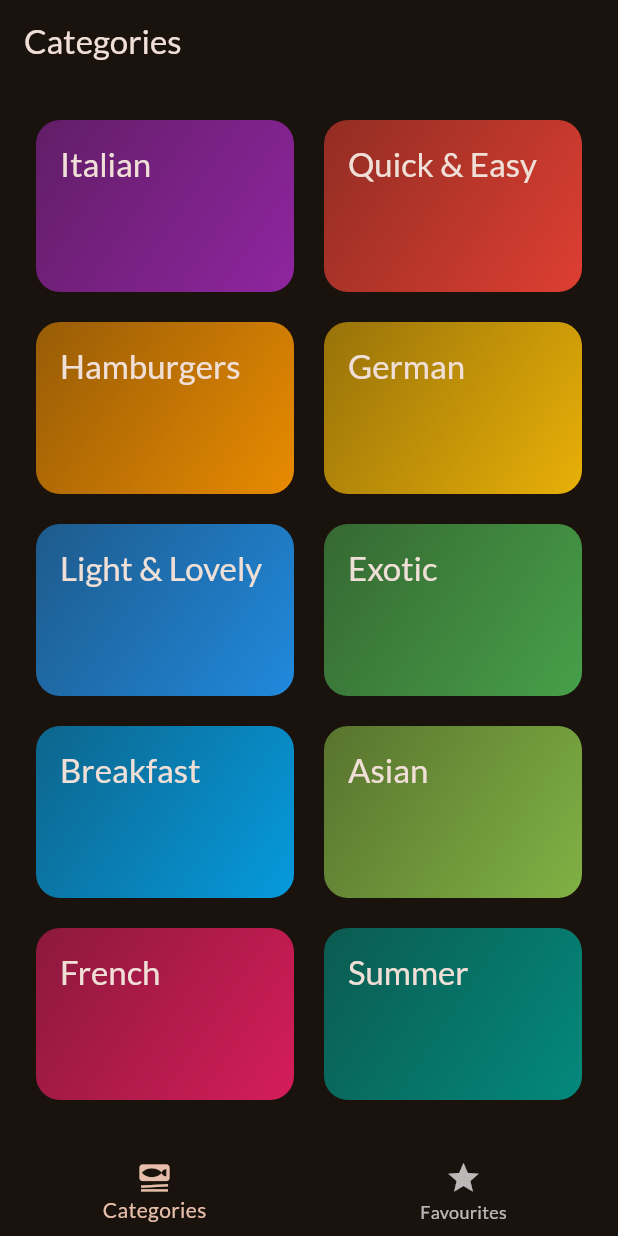
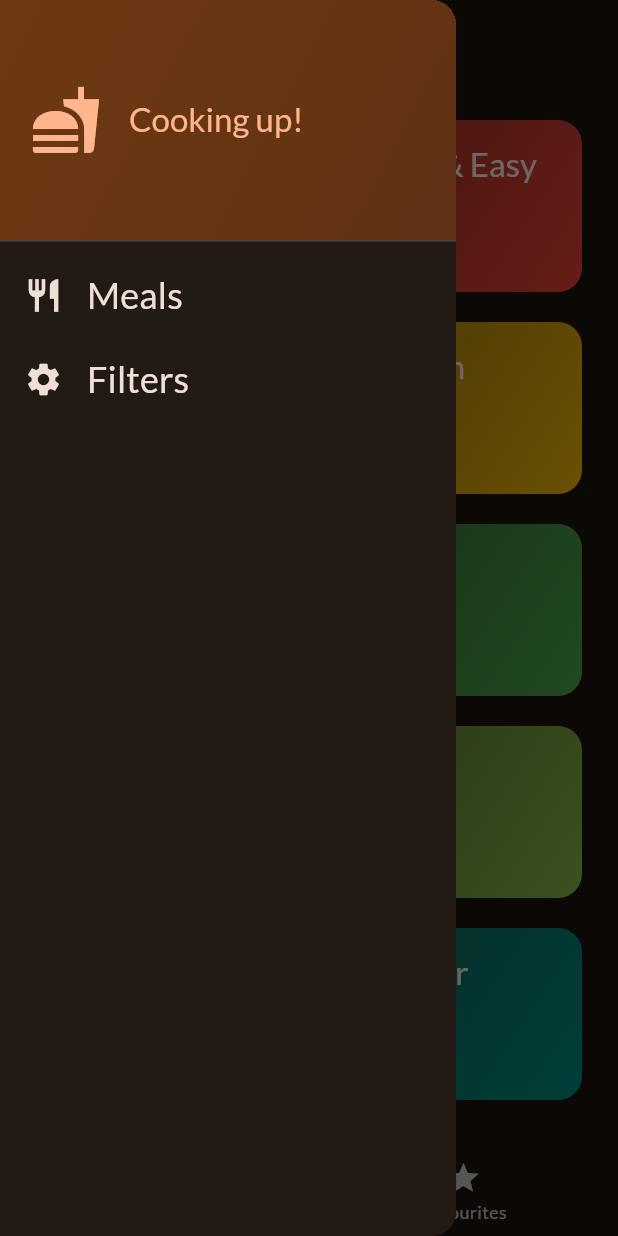
Before and after one commit to justoverclockl/flutter-meals-app, a Flutter app: the screen it shows after launch, with the side drawer open (before the commit the screen has no drawer), on a phone screen of 412 x 824 dp. Run offline on Flutter 3.47's test engine with Material 3 defaults, Android fonts, the phone set to English and light mode, and no system bars; our stand-ins replace google_fonts, transparent_image.

Commit message:
added drawer

```diff
--- a/lib/screens/tabs.dart
+++ b/lib/screens/tabs.dart
@@ -2,6 +2,7 @@ import 'package:flutter/material.dart';
 import 'package:meals/models/meal.dart';
 import 'package:meals/screens/categories.dart';
 import 'package:meals/screens/meals.dart';
+import 'package:meals/widgets/main_drawer.dart';
 
 class TabsScreen extends StatefulWidget {
   const TabsScreen({super.key});
@@ -64,6 +65,7 @@ class _TabsScreenState extends State<TabsScreen> {
       appBar: AppBar(
         title: Text(activePageTitle),
       ),
+      drawer: const MainDrawer(),
       body: activePage,
       bottomNavigationBar: BottomNavigationBar(
         onTap: _selectPage,
--- /dev/null
+++ b/lib/widgets/main_drawer.dart
@@ -0,0 +1,76 @@
+import "package:flutter/material.dart";
+
+class MainDrawer extends StatelessWidget {
+  const MainDrawer({super.key});
+
+  @override
+  Widget build(BuildContext context) {
+    return Drawer(
+      child: Column(
+        children: [
+          DrawerHeader(
+            padding: const EdgeInsets.all(20),
+            decoration: BoxDecoration(
+                gradient: LinearGradient(
+              colors: [
+                Theme.of(context).colorScheme.primaryContainer,
+                Theme.of(context).colorScheme.primaryContainer.withOpacity(0.8),
+              ],
+              begin: Alignment.topLeft,
+              end: Alignment.bottomRight,
+            )),
+            child: Row(
+              children: [
+                Icon(
+                  Icons.fastfood,
+                  size: 48,
+                  color: Theme.of(context).colorScheme.primary,
+                ),
+                const SizedBox(
+                  width: 18,
+                ),
+                Text(
+                  'Cooking up!',
+                  style: Theme.of(context)
+                      .textTheme
+                      .titleLarge!
+                      .copyWith(color: Theme.of(context).colorScheme.primary),
+                )
+              ],
+            ),
+          ),
+          ListTile(
+            leading: Icon(
+              Icons.restaurant,
+              size: 26,
+              color: Theme.of(context).colorScheme.onBackground,
+            ),
+            title: Text(
+              'Meals',
+              style: Theme.of(context).textTheme.titleSmall!.copyWith(
+                    color: Theme.of(context).colorScheme.onBackground,
+                    fontSize: 24,
+                  ),
+            ),
+            onTap: () {},
+          ),
+          ListTile(
+            leading: Icon(
+              Icons.settings,
+              size: 26,
+              color: Theme.of(context).colorScheme.onBackground,
+            ),
+            title: Text(
+              'Filters',
+              style: Theme.of(context).textTheme.titleSmall!.copyWith(
+                    color: Theme.of(context).colorScheme.onBackground,
+                    fontSize: 24,
+                  ),
+            ),
+            onTap: () {},
+          ),
+        ],
+      ),
+    );
+  }
+}
```
